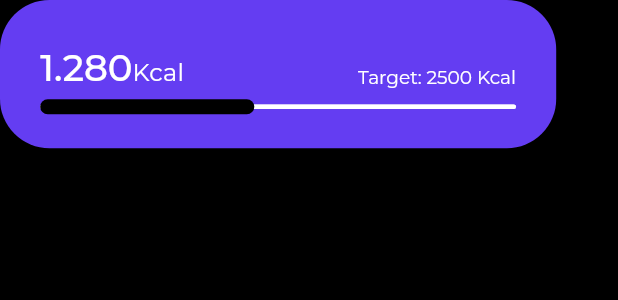
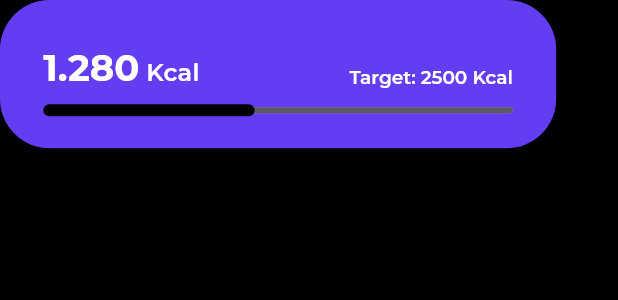
Before and after one commit to bhawesh2002/workout_planner_app_ui, a Flutter app: the ScoreTile widget shown alone on an empty page, opened directly, on a phone screen of 412 x 824 dp. Shown: the top 300 px of the screen. Run offline on Flutter 3.47's test engine with Material 3 defaults, Android fonts, the phone set to English and light mode, and no system bars; our stand-ins replace google_fonts.

Commit message:
make changes to the spacing of ScoreTile

```diff
--- a/lib/widgets/score_tile.dart
+++ b/lib/widgets/score_tile.dart
@@ -30,13 +30,15 @@ class ScoreTile extends StatelessWidget {
       padding: EdgeInsets.only(
         top: height * 0.035,
         bottom: height * 0.02,
-        left: width * 0.065,
-        right: width * 0.065,
+        left: width * 0.07,
+        right: width * 0.07,
       ),
       child: Column(
         mainAxisAlignment: MainAxisAlignment.spaceBetween,
         children: [
-          Row(
+          Flexible(
+            flex: 2,
+            child: Row(
               crossAxisAlignment: CrossAxisAlignment.end,
               mainAxisAlignment: MainAxisAlignment.spaceBetween,
               children: [
@@ -45,13 +47,14 @@ class ScoreTile extends StatelessWidget {
                     text: amount,
                     style: Theme.of(context).textTheme.titleLarge?.copyWith(
                           fontSize: height * 0.03,
-                        fontWeight: FontWeight.w500,
+                          fontWeight: FontWeight.bold,
                         ),
                     children: [
                       TextSpan(
-                      text: unit,
-                      style: Theme.of(context).textTheme.titleMedium?.copyWith(
-                            fontWeight: FontWeight.normal,
+                        text: " $unit",
+                        style:
+                            Theme.of(context).textTheme.titleMedium?.copyWith(
+                                  fontWeight: FontWeight.w600,
                                 ),
                       ),
                     ],
@@ -61,13 +64,13 @@ class ScoreTile extends StatelessWidget {
                   "Target: $target $unit",
                   style: Theme.of(context).textTheme.titleLarge?.copyWith(
                         fontSize: height * 0.015,
-                      fontWeight: FontWeight.normal,
+                        fontWeight: FontWeight.w600,
                       ),
                 ),
               ],
             ),
+          ),
           Expanded(
-            child: SizedBox(
             child: Stack(
               children: [
                 Positioned.fill(
@@ -75,8 +78,8 @@ class ScoreTile extends StatelessWidget {
                     alignment: Alignment.center,
                     child: LinearProgressIndicator(
                       value: 1,
-                        color: Colors.white,
-                        minHeight: 3,
+                      color: Colors.black.withOpacity(0.6),
+                      minHeight: 4,
                       borderRadius: BorderRadius.circular(width),
                     ),
                   ),
@@ -88,7 +91,7 @@ class ScoreTile extends StatelessWidget {
                       value: completion / 100,
                       color: isSelected ? Colors.black : AppColors.primary,
                       backgroundColor: Colors.transparent,
-                        minHeight: 10,
+                      minHeight: 8,
                       borderRadius: BorderRadius.circular(width),
                     ),
                   ),
@@ -96,7 +99,6 @@ class ScoreTile extends StatelessWidget {
               ],
             ),
           ),
-          ),
         ],
       ),
     );
```
Lines whose indentation alone changed are shown as unchanged.
